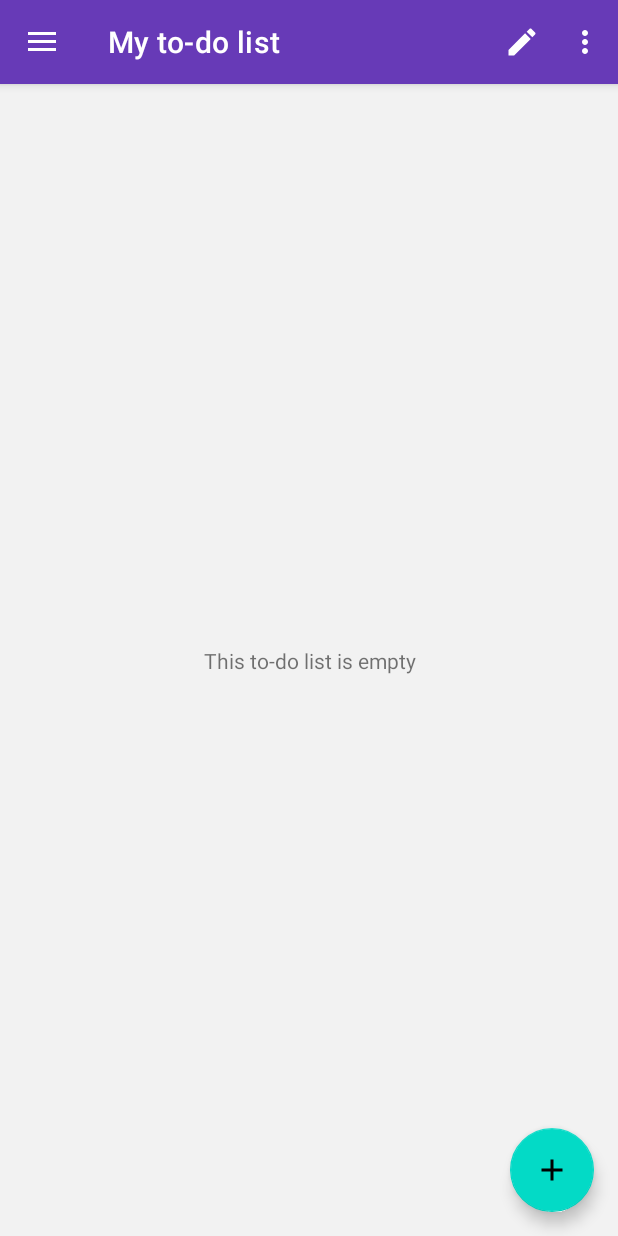
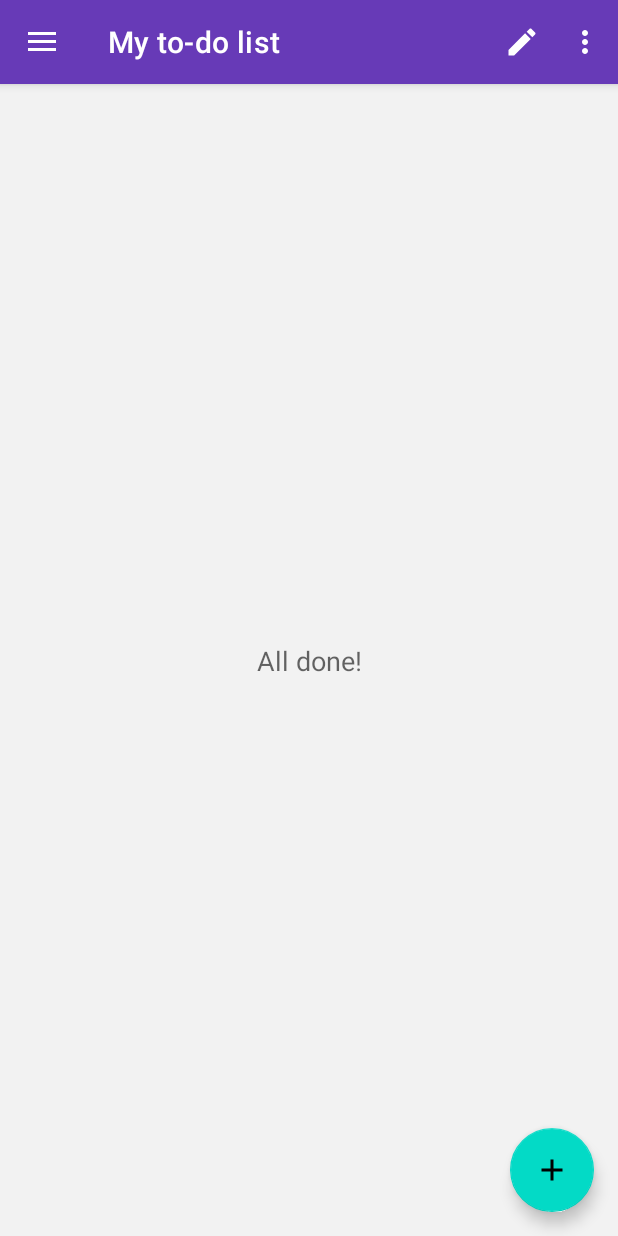
Before and after one commit to JNuutinen/Functional, an Android app: the screen it shows after launch (TodosActivity), on a phone screen of 412 x 824 dp. Run offline under Robolectric (Android 15) with nearby library versions, the phone set to English and light mode, and no system bars; our stand-ins replace Room's generated code; libraries missing offline, so code that uses them is left out: com.afollestad.materialdialogs, com.github.paolorotolo.appintro.

Commit message:
Slightly increase to-do text size for better readability, and also change "no to-dos" text to "All done!", and increase it's size too

```diff
--- a/app/src/main/res/layout/content_todos.xml
+++ b/app/src/main/res/layout/content_todos.xml
@@ -15,12 +15,14 @@
             android:layout_height="wrap_content"
             android:id="@+id/text_no_todos"
             android:text="@string/text_no_todos"
+            android:textAppearance="@style/TextAppearance.AppCompat.Medium"
             app:layout_constraintStart_toStartOf="parent"
             app:layout_constraintTop_toTopOf="parent"
             app:layout_constraintEnd_toEndOf="parent"
             app:layout_constraintBottom_toBottomOf="parent"
             android:textAlignment="center"
-            android:visibility="invisible" />
+            android:visibility="invisible"
+            tools:visibility="visible"/>
 
     <androidx.recyclerview.widget.RecyclerView
             android:layout_width="match_parent"
@@ -28,6 +30,7 @@
             android:id="@+id/todo_recycler"
             android:scrollbars="vertical"
             app:layout_behavior="@string/appbar_scrolling_view_behavior"
-            tools:listitem="@layout/item_todo"/>
+            tools:listitem="@layout/item_todo"
+            tools:visibility="gone" />
 
 </androidx.constraintlayout.widget.ConstraintLayout>
--- a/app/src/main/res/layout/item_todo.xml
+++ b/app/src/main/res/layout/item_todo.xml
@@ -29,6 +29,7 @@
             android:layout_width="0dp"
             android:layout_height="wrap_content"
             tools:text="This is a to-do item"
+            android:textAppearance="@style/TodoItemText"
             android:maxLines="2"
             android:ellipsize="end"
             android:layout_marginStart="@dimen/item_horizontal_margin"
--- a/app/src/main/res/values/strings.xml
+++ b/app/src/main/res/values/strings.xml
@@ -24,7 +24,7 @@
     <string name="text_repo_url" translatable="false">https://jnuutinen.github.io/Functional/</string>
     <string name="menu_title_lists">To-do lists</string>
     <string name="hint_todo">To-do</string>
-    <string name="text_no_todos">This to-do list is empty</string>
+    <string name="text_no_todos">All done!</string>
     <string name="alert_todo_deleted">To-do deleted</string>
     <string name="hint_list_name">List name</string>
     <string name="action_select_color">Color</string>
--- a/app/src/main/res/values/styles.xml
+++ b/app/src/main/res/values/styles.xml
@@ -14,4 +14,9 @@
     <style name="AppTheme.AppBarOverlay" parent="ThemeOverlay.AppCompat.Dark.ActionBar"/>
     <style name="AppTheme.PopupOverlay" parent="ThemeOverlay.AppCompat.Light"/>
 
+    <!-- Text styles. -->
+    <style name="TodoItemText" parent="TextAppearance.AppCompat.Medium">
+        <item name="android:textSize">15sp</item>
+    </style>
+
 </resources>
```
Also changed, not shown: 1 other file.
